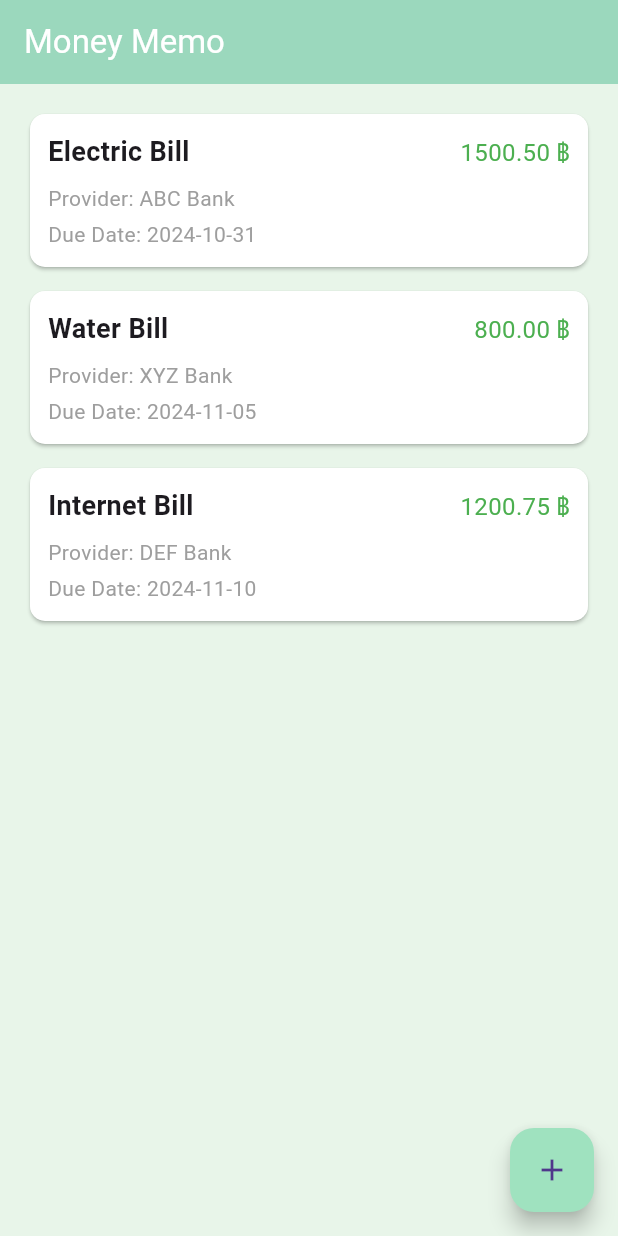
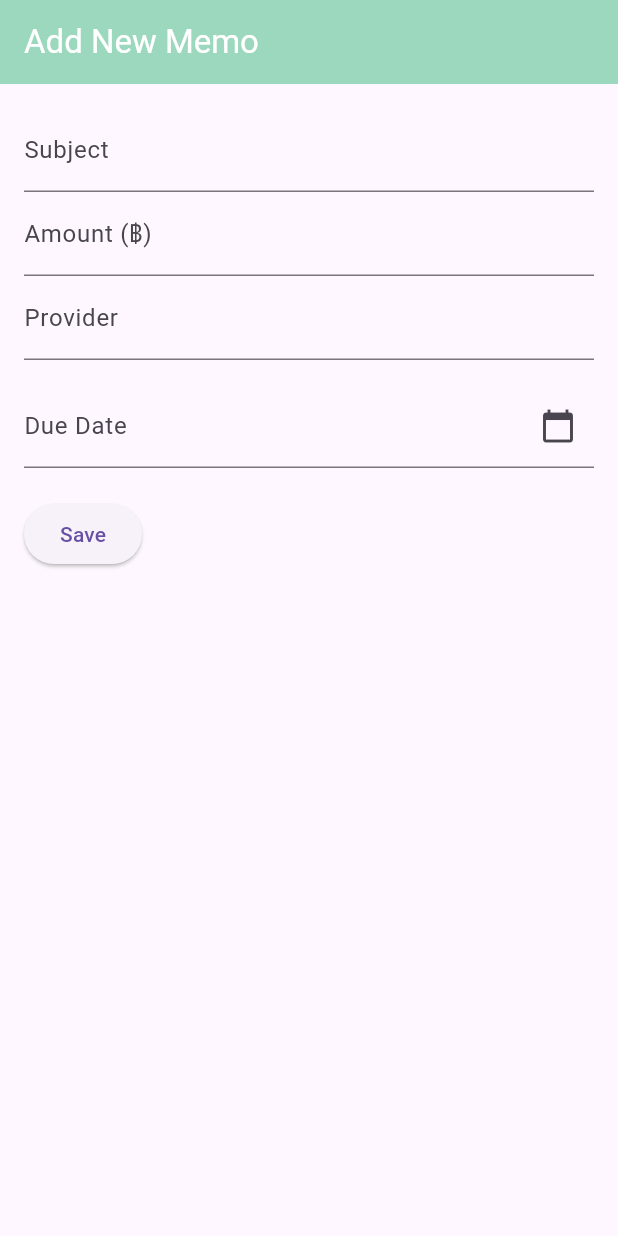
Before and after one commit to komnut/moneymemo, a Flutter app: the screen it shows after launch, after a tap on the "add" icon, on a phone screen of 412 x 824 dp. Run offline on Flutter 3.47's test engine with Material 3 defaults, Android fonts, the phone set to English and light mode, and no system bars; our stand-ins replace cloud_firestore, firebase_core; accounts and stored records are empty; Roboto replaces fonts that are missing (Inter Tight).

Commit message:
add form screen

```diff
--- a/lib/main.dart
+++ b/lib/main.dart
@@ -1,9 +1,14 @@
-import 'package:flutter/foundation.dart';
+import 'package:firebase_core/firebase_core.dart';
 import 'package:flutter/material.dart';
+import 'package:money_memo/screens/form.dart';
 import 'package:money_memo/widgets/appbar.dart';
 import 'package:money_memo/widgets/cardmain.dart';
 
-void main() {
+void main() async {
+  WidgetsFlutterBinding
+      .ensureInitialized(); // ทำให้ Flutter รอ async code ก่อนเริ่มแอป
+  await Firebase.initializeApp(); // Initialize Firebase
+
   runApp(const MyApp());
 }
 
@@ -12,12 +17,20 @@ class MyApp extends StatelessWidget {
 
   @override
   Widget build(BuildContext context) {
-    return MaterialApp(
-      home: Scaffold(
-        appBar: const AppbarWidget(),
-        // เปลี่ยนสีพื้นหลังเป็นดำ
+    return const MaterialApp(
+      home: HomeScreen(),
+    );
+  }
+}
+
+class HomeScreen extends StatelessWidget {
+  const HomeScreen({super.key});
+
+  @override
+  Widget build(BuildContext context) {
+    return Scaffold(
+      appBar: const AppbarWidget(title: 'Money Memo'),
       backgroundColor: const Color.fromARGB(255, 232, 245, 233),
-        // ListView สำหรับแสดงการ์ดหลายอัน
       body: ListView(
         padding: const EdgeInsets.all(8.0),
         children: [
@@ -27,9 +40,7 @@ class MyApp extends StatelessWidget {
             provider: 'ABC Bank',
             dueDate: '2024-10-31',
             onEdit: () {
-                if (kDebugMode) {
               print('Edit Electric Bill!');
-                }
             },
           ),
           CardMainWidget(
@@ -38,9 +49,7 @@ class MyApp extends StatelessWidget {
             provider: 'XYZ Bank',
             dueDate: '2024-11-05',
             onEdit: () {
-                if (kDebugMode) {
               print('Edit Water Bill!');
-                }
             },
           ),
           CardMainWidget(
@@ -49,23 +58,23 @@ class MyApp extends StatelessWidget {
             provider: 'DEF Bank',
             dueDate: '2024-11-10',
             onEdit: () {
-                if (kDebugMode) {
               print('Edit Internet Bill!');
-                }
             },
           ),
         ],
       ),
-        // ปุ่ม FloatingActionButton อยู่ด้านนอกการ์ดทั้งหมด
       floatingActionButton: FloatingActionButton(
         onPressed: () {
-            print('Add new bill!');
+          Navigator.push(
+            context,
+            MaterialPageRoute(
+                builder: (context) => const FormScreen(username: "komnut.w")),
+          );
         },
         backgroundColor: const Color(0xFF9FE2BF),
         child: const Icon(Icons.add),
       ),
       floatingActionButtonLocation: FloatingActionButtonLocation.endFloat,
-      ),
     );
   }
 }
--- a/lib/screens/form.dart
+++ b/lib/screens/form.dart
@@ -0,0 +1,140 @@
+import 'package:flutter/material.dart';
+import 'package:cloud_firestore/cloud_firestore.dart';
+import 'package:money_memo/widgets/appbar.dart';
+
+class FormScreen extends StatefulWidget {
+  final String username; // รับ username เข้ามา
+
+  const FormScreen({super.key, required this.username});
+
+  @override
+  _FormScreenState createState() => _FormScreenState();
+}
+
+class _FormScreenState extends State<FormScreen> {
+  final _formKey = GlobalKey<FormState>();
+  final TextEditingController _dueDateController = TextEditingController();
+
+  // ตัวแปรเก็บค่าที่ผู้ใช้กรอก
+  String _subject = '';
+  double _money = 0.0;
+  String _provider = '';
+  DateTime _dueDate = DateTime.now();
+
+  // ฟังก์ชันบันทึกข้อมูลลง Firestore
+  Future<void> _saveMemo() async {
+    final memoData = {
+      'subject': _subject,
+      'money': _money,
+      'provider': _provider,
+      'duedate': Timestamp.fromDate(_dueDate),
+    };
+
+    try {
+      await FirebaseFirestore.instance
+          .collection('user_memo')
+          .doc(widget.username) // ระบุ username เป็น document ID
+          .collection('memo')
+          .add(memoData);
+
+      ScaffoldMessenger.of(context).showSnackBar(
+        const SnackBar(content: Text('Memo saved successfully!')),
+      );
+
+      Navigator.pop(context); // กลับไปหน้าก่อนหน้า
+    } catch (e) {
+      print('Error saving memo: $e');
+      ScaffoldMessenger.of(context).showSnackBar(
+        const SnackBar(content: Text('Failed to save memo!')),
+      );
+    }
+  }
+
+  // ฟังก์ชันเพื่อแสดง DatePicker
+  Future<void> _selectDueDate(BuildContext context) async {
+    final pickedDate = await showDatePicker(
+      context: context,
+      initialDate: _dueDate,
+      firstDate: DateTime(2000),
+      lastDate: DateTime(2101),
+    );
+    if (pickedDate != null && pickedDate != _dueDate) {
+      setState(() {
+        _dueDate = pickedDate;
+        _dueDateController.text =
+            "${_dueDate.toLocal()}".split(' ')[0]; // แสดงวันที่ใน TextField
+      });
+    }
+  }
+
+  // สร้าง UI ของฟอร์ม
+  @override
+  Widget build(BuildContext context) {
+    return Scaffold(
+      appBar: const AppbarWidget(title: 'Add New Memo'),
+      body: Padding(
+        padding: const EdgeInsets.all(16.0),
+        child: Form(
+          key: _formKey,
+          child: Column(
+            crossAxisAlignment: CrossAxisAlignment.start,
+            children: [
+              TextFormField(
+                decoration: const InputDecoration(labelText: 'Subject'),
+                validator: (value) {
+                  if (value == null || value.isEmpty) {
+                    return 'Please enter a subject';
+                  }
+                  return null;
+                },
+                onSaved: (value) => _subject = value!,
+              ),
+              TextFormField(
+                decoration: const InputDecoration(labelText: 'Amount (฿)'),
+                keyboardType: TextInputType.number,
+                validator: (value) {
+                  if (value == null || value.isEmpty) {
+                    return 'Please enter an amount';
+                  }
+                  return null;
+                },
+                onSaved: (value) => _money = double.parse(value!),
+              ),
+              TextFormField(
+                decoration: const InputDecoration(labelText: 'Provider'),
+                validator: (value) {
+                  if (value == null || value.isEmpty) {
+                    return 'Please enter a provider';
+                  }
+                  return null;
+                },
+                onSaved: (value) => _provider = value!,
+              ),
+              const SizedBox(height: 16.0),
+              TextField(
+                controller: _dueDateController,
+                decoration: const InputDecoration(
+                  labelText: 'Due Date',
+                  suffixIcon: Icon(Icons.calendar_today),
+                ),
+                readOnly: true, // ทำให้ไม่สามารถแก้ไขได้
+                onTap: () =>
+                    _selectDueDate(context), // แสดง DatePicker เมื่อคลิก
+              ),
+              const SizedBox(height: 20),
+              ElevatedButton(
+                onPressed: () {
+                  if (_formKey.currentState!.validate()) {
+                    _formKey.currentState!.save();
+                    _saveMemo(); // บันทึกข้อมูลเมื่อกด Save
+                  }
+                },
+                child: const Text('Save'),
+              ),
+            ],
+          ),
+        ),
+      ),
+    );
+  }
+}
--- a/lib/widgets/appbar.dart
+++ b/lib/widgets/appbar.dart
@@ -1,23 +1,26 @@
 import 'package:flutter/material.dart';
 
 class AppbarWidget extends StatelessWidget implements PreferredSizeWidget {
-  const AppbarWidget({super.key});
+  final String title; // รับค่า title เป็น parameter
+  final Widget? leading; // รับค่า leading เป็น parameter (optional)
+
+  const AppbarWidget({super.key, required this.title, this.leading});
 
   @override
   Widget build(BuildContext context) {
     return AppBar(
       backgroundColor: const Color(0xFF9FE2BF),
       automaticallyImplyLeading: false,
-      title: const Text(
-        'Money Memo',
-        style: TextStyle(
+      leading: leading, // ใช้ leading widget ที่ส่งเข้ามา
+      title: Text(
+        title, // ใช้ title ที่ส่งเข้ามา
+        style: const TextStyle(
           fontFamily: 'Inter Tight',
           color: Colors.white,
           fontSize: 22,
           letterSpacing: 0.0,
         ),
       ),
-      actions: const [],
       centerTitle: false,
       elevation: 2,
     );
--- a/pubspec.yaml
+++ b/pubspec.yaml
@@ -48,6 +48,7 @@ dependencies:
   url_launcher_web: 2.3.3
   url_launcher_windows: 3.1.2
   firebase_core: ^3.6.0
+  cloud_firestore: ^5.4.4
 
 dev_dependencies:
   flutter_lints: 4.0.0
```
Lines whose indentation alone changed are shown as unchanged.
